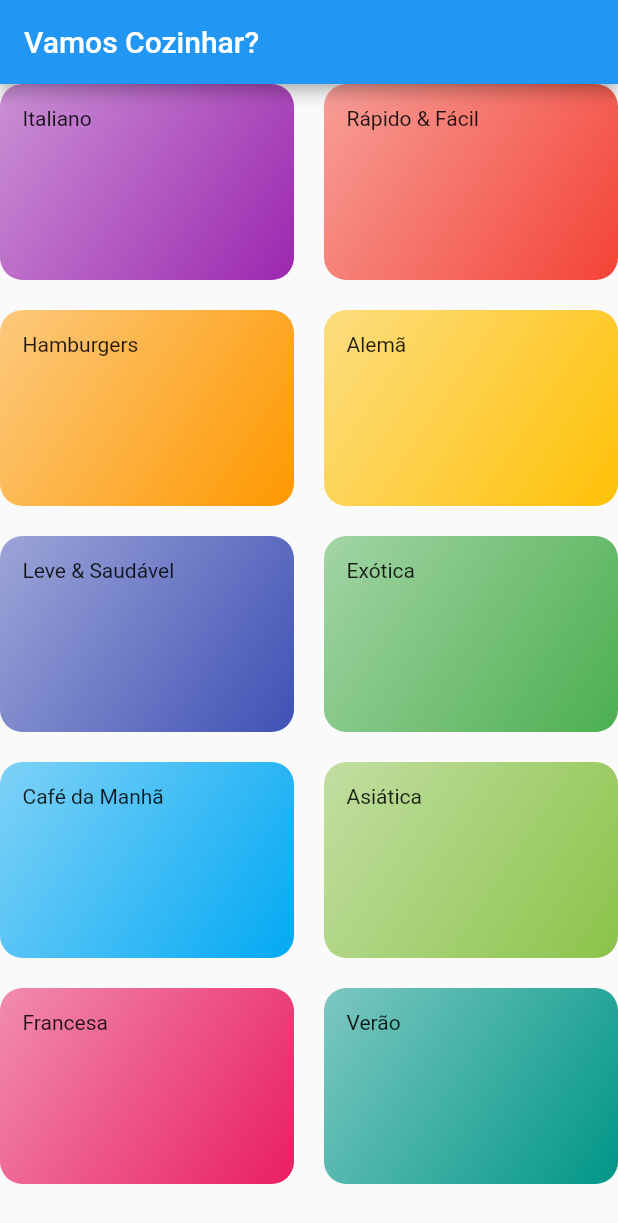
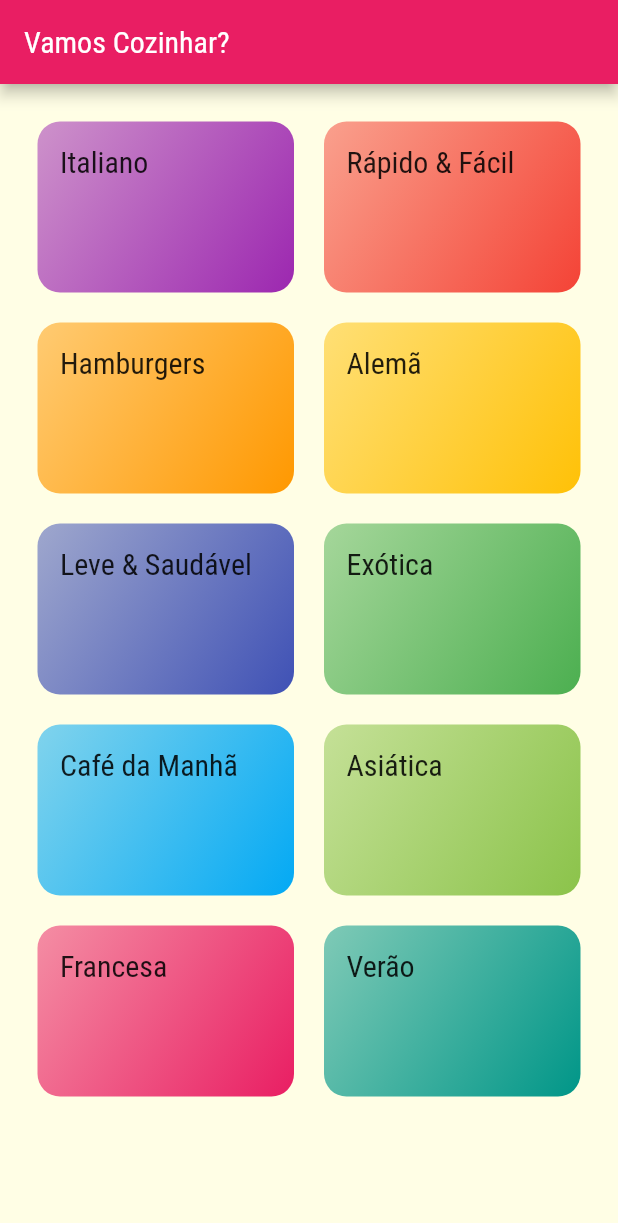
Before and after one commit to lucasgaldinodev/cod3r_flutter_meals, a Flutter app: the screen it shows after launch, on a phone screen of 412 x 824 dp. Shown: the top 1223 px of the screen. Run offline on Flutter 3.47's test engine with Material 2 defaults, Android fonts, the phone set to English and light mode, and no system bars.

Commit message:
183_tema_e_estilo

```diff
--- a/lib/components/category_item.dart
+++ b/lib/components/category_item.dart
@@ -21,7 +21,10 @@ class CategoryItem extends StatelessWidget {
           end: Alignment.bottomRight,
         ),
       ),
-      child: Text(category.title),
+      child: Text(
+        category.title,
+        style: Theme.of(context).textTheme.headline6,
+      ),
     );
   }
 }
--- a/lib/main.dart
+++ b/lib/main.dart
@@ -13,7 +13,18 @@ class MyApp extends StatelessWidget {
     return MaterialApp(
       title: 'Vamos Cozinhar?',
       theme: ThemeData(
-        primarySwatch: Colors.blue,
+        colorScheme: ColorScheme.fromSwatch().copyWith(
+          primary: Colors.pink,
+          secondary: Colors.amber,
+        ),
+        canvasColor: const Color.fromRGBO(255, 254, 229, 1),
+        fontFamily: 'Raleway',
+        textTheme: ThemeData.light().textTheme.copyWith(
+              headline6: const TextStyle(
+                fontSize: 20,
+                fontFamily: 'RobotoCondensed',
+              ),
+            ),
       ),
       home: const CategoriesScreen(),
     );
--- a/lib/screens/categories_screen.dart
+++ b/lib/screens/categories_screen.dart
@@ -12,6 +12,7 @@ class CategoriesScreen extends StatelessWidget {
         title: const Text('Vamos Cozinhar?'),
       ),
       body: GridView(
+        padding: const EdgeInsets.all(25),
         gridDelegate: const SliverGridDelegateWithMaxCrossAxisExtent(
           maxCrossAxisExtent: 200,
           childAspectRatio: 3 / 2,
```
Also changed, not shown: pubspec.yaml (+18 -9 lines), assets/fonts/Raleway-Black.ttf (added), assets/fonts/Raleway-Bold.ttf (added), assets/fonts/Raleway-Regular.ttf (added), assets/fonts/RobotoCondensed-Bold.ttf (added), assets/fonts/RobotoCondensed-Italic.ttf (added), assets/fonts/RobotoCondensed-Light.ttf (added), assets/fonts/RobotoCondensed-Regular.ttf (added).
